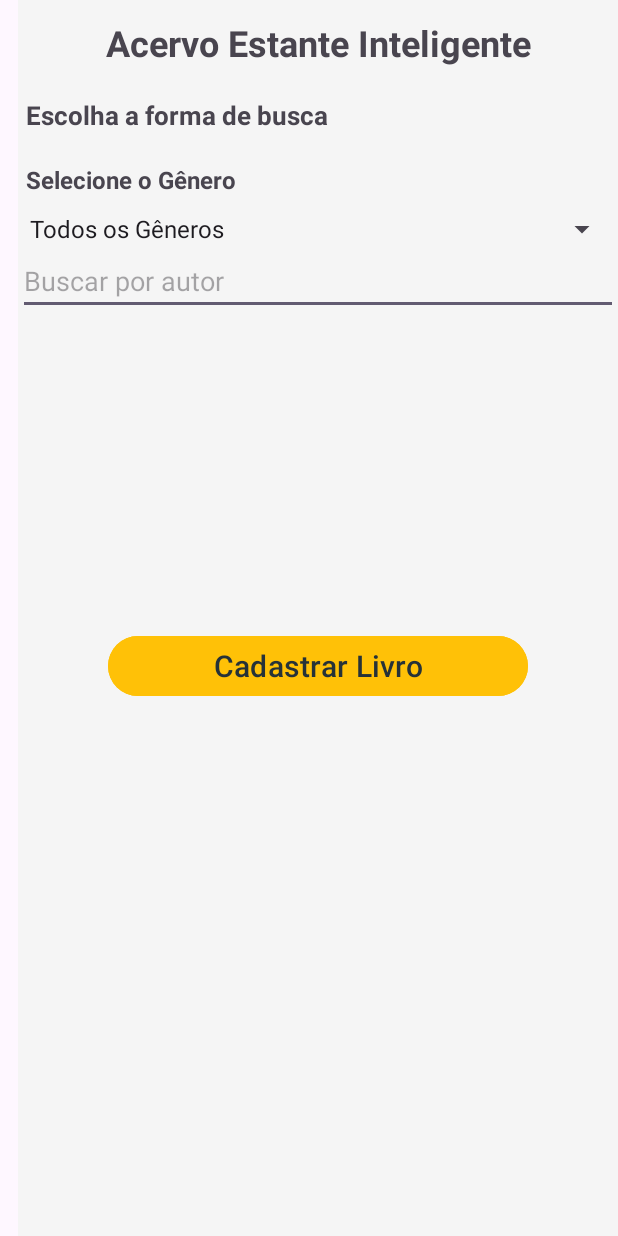
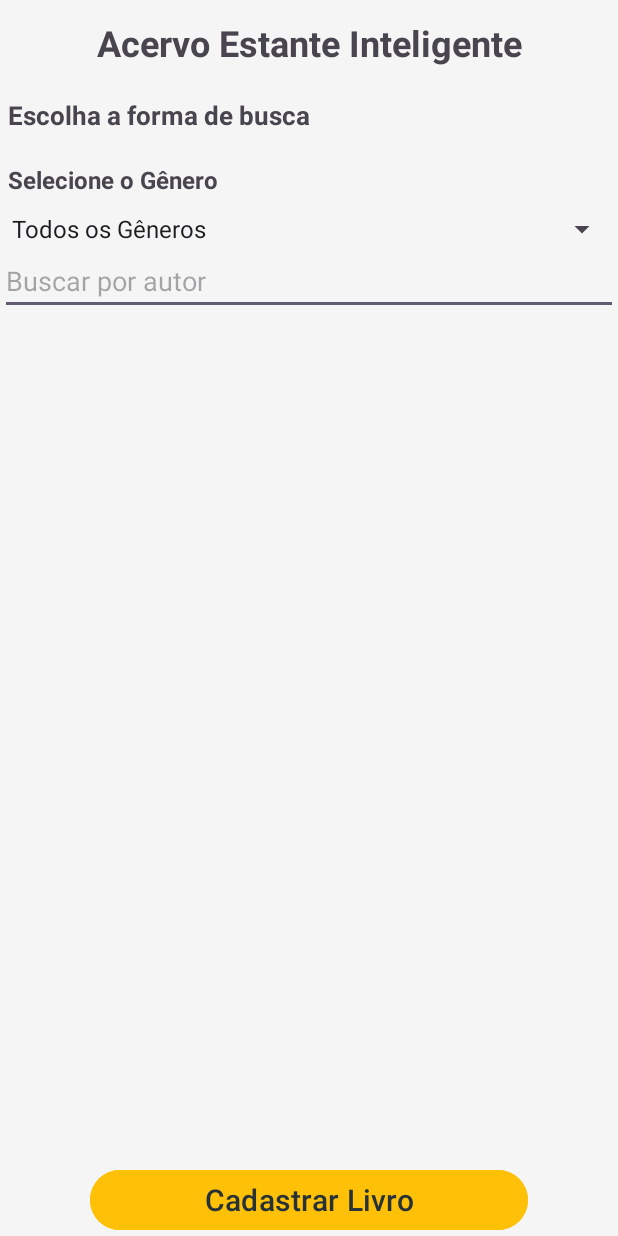
Before and after one commit to LeandroCs-source/TrabalhoFinalMobile, an Android app: the AcervoActivity screen opened directly, with no data from a screen before it, on a phone screen of 412 x 824 dp. Run offline under Robolectric (Android 15) with nearby library versions, the phone set to English and light mode, and no system bars; Roboto replaces fonts that are not available here.

Commit message:
Commit de atualização

```diff
--- a/app/src/main/java/com/example/trabalhofinalmobile/main/AcervoActivity.kt
+++ b/app/src/main/java/com/example/trabalhofinalmobile/main/AcervoActivity.kt
@@ -1,5 +1,6 @@
 package com.example.trabalhofinalmobile.main
 
+import android.app.Activity
 import android.content.Intent
 import android.os.Bundle
 import android.text.Editable
@@ -7,9 +8,12 @@ import android.text.TextWatcher
 import android.view.View
 import android.widget.AdapterView
 import android.widget.ArrayAdapter
+import android.widget.Button
 import android.widget.EditText
 import android.widget.Spinner
 import androidx.activity.enableEdgeToEdge
+import androidx.activity.result.ActivityResultLauncher
+import androidx.activity.result.contract.ActivityResultContracts
 import androidx.appcompat.app.AppCompatActivity
 import androidx.core.view.ViewCompat
 import androidx.core.view.WindowInsetsCompat
@@ -30,6 +34,9 @@ class AcervoActivity : AppCompatActivity() {
     private lateinit var editBuscarAutor: EditText
     private lateinit var recyclerView: RecyclerView
     private lateinit var livroAdapter: LivroAdapter
+    private lateinit var botaoAdicionar: Button
+    private lateinit var cadastrarLivroLauncher: ActivityResultLauncher<Intent>
+
 
     private var listaTodosLivros: List<Livro> = listOf()
 
@@ -48,6 +55,7 @@ class AcervoActivity : AppCompatActivity() {
         spinnerGenero = findViewById(R.id.spinnerGenero)
         editBuscarAutor = findViewById(R.id.editBuscarAutor)
         recyclerView = findViewById(R.id.recyclerLivros)
+        botaoAdicionar = findViewById(R.id.btnCadastrarAcervo)
 
         // Inicializar adapter
         livroAdapter = LivroAdapter(mutableListOf())
@@ -56,6 +64,7 @@ class AcervoActivity : AppCompatActivity() {
 
         carregarGeneros()
         carregarLivros()
+
 
         // Filtro por autor conforme digita
         editBuscarAutor.addTextChangedListener(object : TextWatcher {
@@ -73,8 +82,22 @@ class AcervoActivity : AppCompatActivity() {
             override fun onNothingSelected(parent: AdapterView<*>?) {}//caso nada seja selecionado
         }
 
-        startActivity(Intent(this, CadastrarLivroActivity::class.java))
+
+        botaoAdicionar.setOnClickListener {
+            val intent = Intent(this, CadastrarLivroActivity::class.java)
+            cadastrarLivroLauncher.launch(intent)
+        }
+
+        cadastrarLivroLauncher = registerForActivityResult(
+            ActivityResultContracts.StartActivityForResult()
+        ) { result ->
+            if (result.resultCode == Activity.RESULT_OK) {
+                // Recarrega a lista após o retorno da tela de cadastro
+                carregarLivros()
+            }
+        }
     }
+
 
     private fun carregarGeneros() {
         val generoDAO = GeneroDAO(this)
@@ -85,12 +108,15 @@ class AcervoActivity : AppCompatActivity() {
         val adapter = ArrayAdapter(this, android.R.layout.simple_spinner_item, nomesGeneros)
         adapter.setDropDownViewResource(android.R.layout.simple_spinner_dropdown_item)
         spinnerGenero.adapter = adapter
+
+        // Garante que "Todos os Gêneros" esteja selecionado e chama os filtros
+        spinnerGenero.setSelection(0)
     }
 
     private fun carregarLivros() {
         val livroDAO = LivroDAO(this)
         listaTodosLivros = livroDAO.listar() // ou seu método para buscar todos
-        aplicarFiltros()
+        //aplicarFiltros()
     }
 
     private fun aplicarFiltros() {
@@ -105,4 +131,5 @@ class AcervoActivity : AppCompatActivity() {
 
         livroAdapter.atualizarLista(listaFiltrada)
     }
+
 }
--- a/app/src/main/res/layout/activity_acervo.xml
+++ b/app/src/main/res/layout/activity_acervo.xml
@@ -5,9 +5,8 @@
     android:id="@+id/main"
     android:layout_width="match_parent"
     android:layout_height="match_parent"
-    android:layout_marginLeft="12dp"
+    android:orientation="vertical"
     android:padding="16dp"
-    android:orientation="vertical"
     android:background="#F5F5F5"
     tools:context=".main.AcervoActivity">
 
@@ -15,28 +14,28 @@
         android:id="@+id/textView6"
         android:layout_width="match_parent"
         android:layout_height="wrap_content"
+        android:layout_marginTop="12dp"
         android:gravity="center"
-        android:layout_marginTop="12dp"
         android:text="Acervo Estante Inteligente"
         android:textSize="24sp"
-        android:textStyle="bold"/>
+        android:textStyle="bold" />
 
     <TextView
         android:id="@+id/textView7"
         android:layout_width="match_parent"
         android:layout_height="wrap_content"
+        android:layout_marginLeft="5dp"
         android:layout_marginTop="20dp"
-        android:layout_marginLeft="5dp"
         android:text="Escolha a forma de busca"
         android:textSize="17sp"
-        android:textStyle="bold"/>
+        android:textStyle="bold" />
 
     <TextView
         android:id="@+id/textView8"
         android:layout_width="match_parent"
         android:layout_height="wrap_content"
+        android:layout_marginLeft="5dp"
         android:layout_marginTop="20dp"
-        android:layout_marginLeft="5dp"
         android:text="Selecione o Gênero"
         android:textSize="16sp"
         android:textStyle="bold" />
@@ -45,7 +44,7 @@
         android:id="@+id/spinnerGenero"
         android:layout_width="match_parent"
         android:layout_height="wrap_content"
-        android:layout_marginTop="10dp"/>
+        android:layout_marginTop="10dp" />
 
     <EditText
         android:id="@+id/editBuscarAutor"
@@ -58,17 +57,17 @@
         android:id="@+id/recyclerLivros"
         android:layout_width="match_parent"
         android:layout_height="wrap_content"
-        android:layout_marginTop="10dp"/>
+        android:layout_marginTop="10dp"
+        android:layout_weight="1" />
 
     <Button
         android:id="@+id/btnCadastrarAcervo"
         android:layout_width="match_parent"
         android:layout_height="wrap_content"
-        android:layout_marginTop="200dp"
         android:layout_marginHorizontal="60dp"
+        android:backgroundTint="#FFC107"
         android:text="Cadastrar Livro"
-        android:backgroundTint="#FFC107"
         android:textColor="#263238"
-        android:textSize="20sp"/>
+        android:textSize="20sp" />
 
 </LinearLayout>
--- a/app/src/main/res/layout/lista_de_livros.xml
+++ b/app/src/main/res/layout/lista_de_livros.xml
@@ -1,7 +1,7 @@
 <?xml version="1.0" encoding="utf-8"?>
 <androidx.cardview.widget.CardView xmlns:android="http://schemas.android.com/apk/res/android"
     android:layout_width="match_parent"
-    android:layout_height="match_parent"
+    android:layout_height="wrap_content"
     xmlns:card_view="http://schemas.android.com/apk/res-auto"
     android:orientation="vertical"
     card_view:cardCornerRadius="8dp"
```
